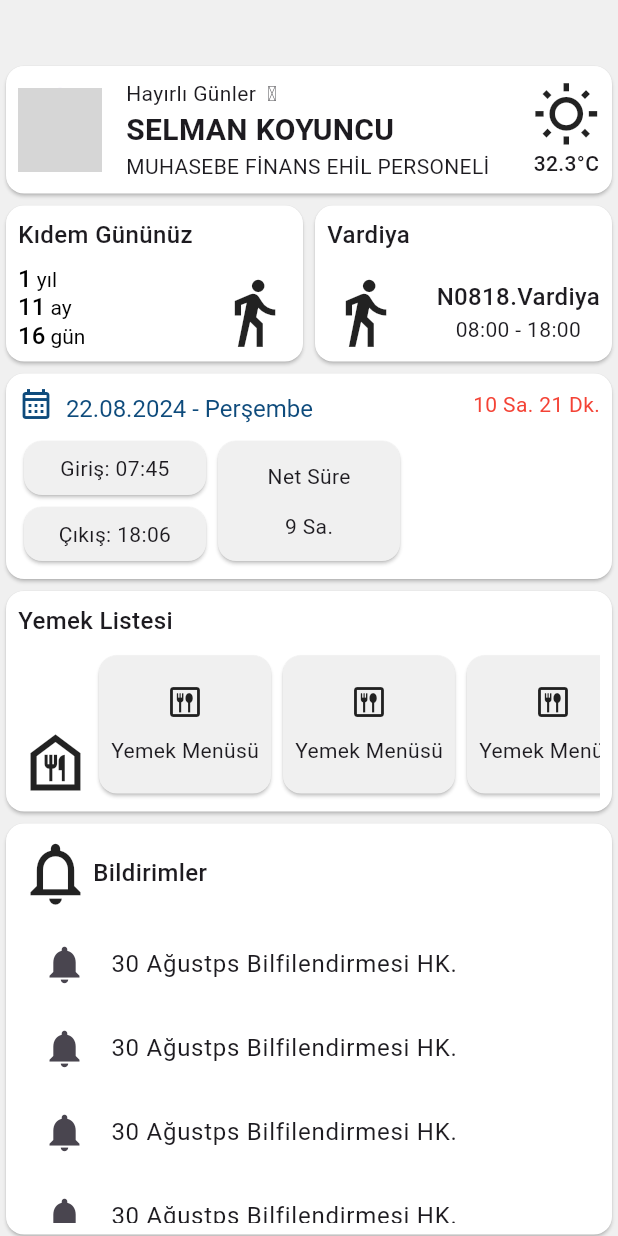
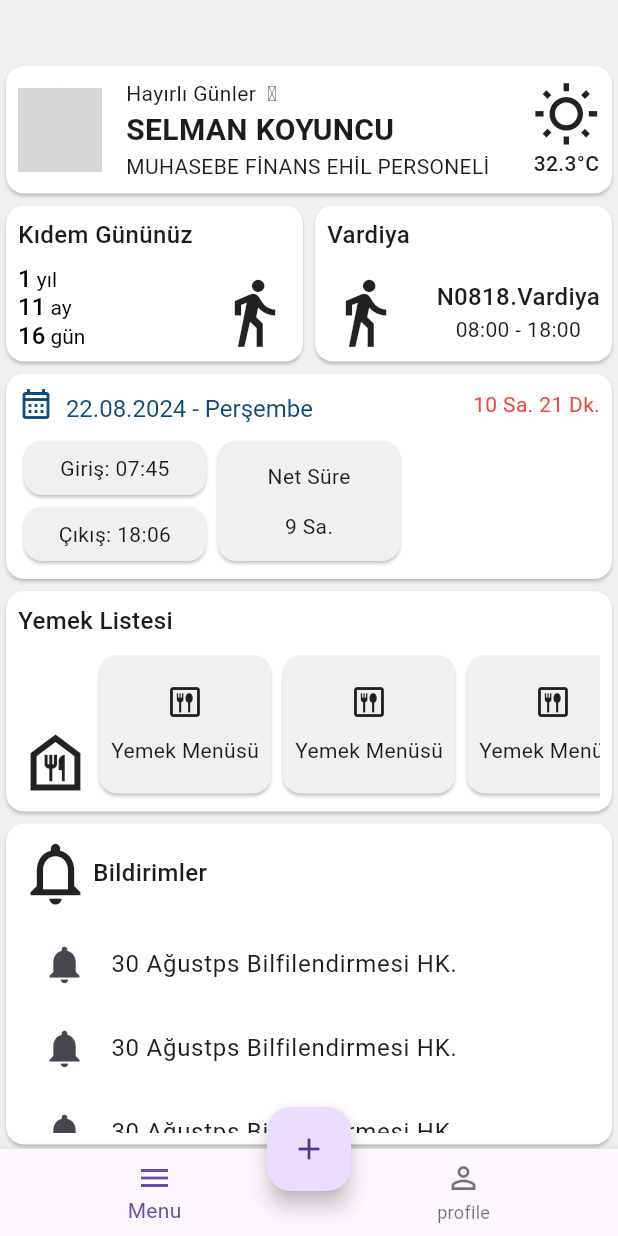
Before and after one commit to PenguBey/opak_mobile, a Flutter app: the MainMenuView screen opened directly, on a phone screen of 412 x 824 dp. Run offline on Flutter 3.47's test engine with Material 3 defaults, Android fonts, the phone set to English and light mode, and no system bars; our stand-ins replace fl_chart; network calls fail; grey boxes are pictures that could not be loaded.

Commit message:
bottom app bar
efe beni affet. seninkini almaya firsat bulamadim

```diff
--- a/lib/views/maas_bilgileri_view.dart
+++ b/lib/views/maas_bilgileri_view.dart
@@ -1,7 +1,4 @@
-import 'package:fl_chart/fl_chart.dart';
 import 'package:flutter/material.dart';
-import 'package:opak_mobile/constants/color_con.dart';
-import 'package:opak_mobile/constants/edge_con.dart';
 
 import '../widgets/donemsel_maas_grafigi_widget.dart';
 import '../widgets/donemselmaasbilgisi_card_widget.dart';
@@ -19,7 +16,7 @@ class MaasBilgileriView extends StatelessWidget {
       body: const Column(
         children: [
           DonemselmaasbilgisiCardWidget(),
-          Expanded(child: const DonemselMaasGrafigiWidget())
+          Expanded(child: DonemselMaasGrafigiWidget())
         ],
       ),
     );
--- a/lib/views/main_menu_view.dart
+++ b/lib/views/main_menu_view.dart
@@ -13,8 +13,8 @@ class MainMenuView extends StatelessWidget {
 
   @override
   Widget build(BuildContext context) {
-    return const Scaffold(
-      body: Column(
+    return Scaffold(
+      body: const Column(
         children: [
           EdgeCon.edgeSizedTop,
           UserTileWidget(),
@@ -35,6 +35,18 @@ class MainMenuView extends StatelessWidget {
           BildirimListesiWidget()
         ],
       ),
+      floatingActionButton: FloatingActionButton(
+        onPressed: () {},
+        child: const Icon(Icons.add),
+      ),
+      floatingActionButtonLocation: FloatingActionButtonLocation.centerDocked,
+      bottomNavigationBar: BottomNavigationBar(
+        items: const [
+          BottomNavigationBarItem(icon: Icon(Icons.menu), label: 'Menu'),
+          BottomNavigationBarItem(
+              icon: Icon(Icons.person_outline_outlined), label: 'profile')
+        ],
+      ),
     );
   }
 }
--- a/lib/views/mainpage_state.dart
+++ b/lib/views/mainpage_state.dart
@@ -2,6 +2,7 @@ import 'package:flutter/material.dart';
 import 'package:opak_mobile/views/MenuPage.dart';
 import 'package:opak_mobile/views/newpage.dart';
 import 'package:opak_mobile/views/profil_page.dart';
+
 class MainPage extends StatefulWidget {
   @override
   _MainPageState createState() => _MainPageState();
--- a/lib/widgets/bildirim_listesi_widget.dart
+++ b/lib/widgets/bildirim_listesi_widget.dart
@@ -32,7 +32,7 @@ class BildirimListesiWidget extends StatelessWidget {
               ),
             ),
             SizedBox(
-              height: 200,
+              height: 140,
               child: ListView.builder(
                 itemCount: 100,
                 itemBuilder: (context, index) {
```
